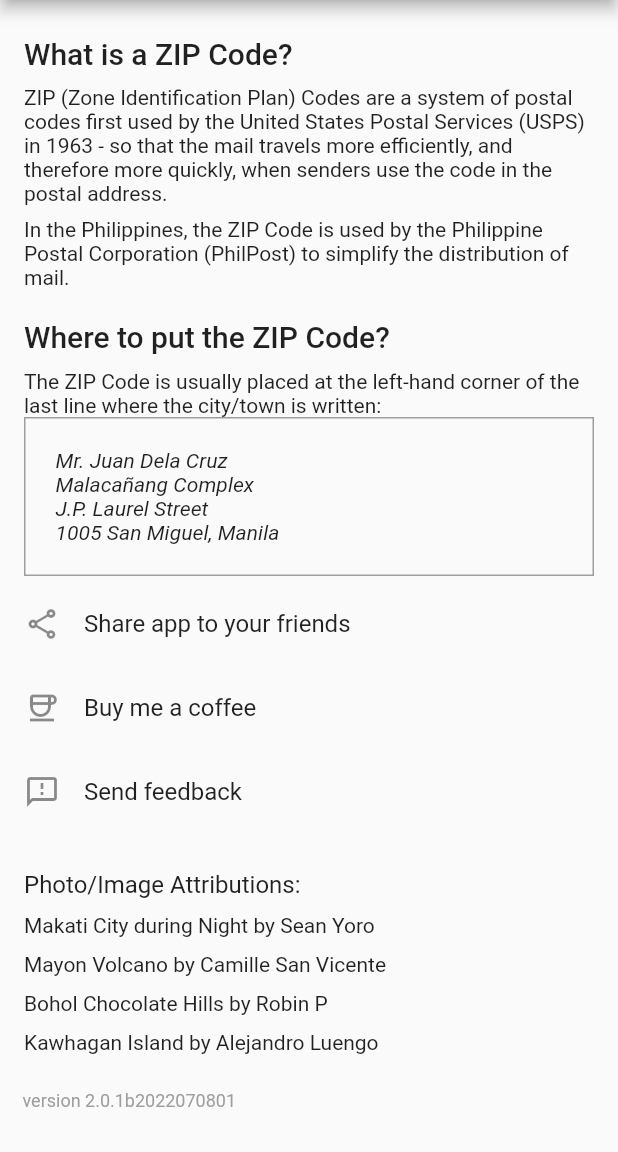
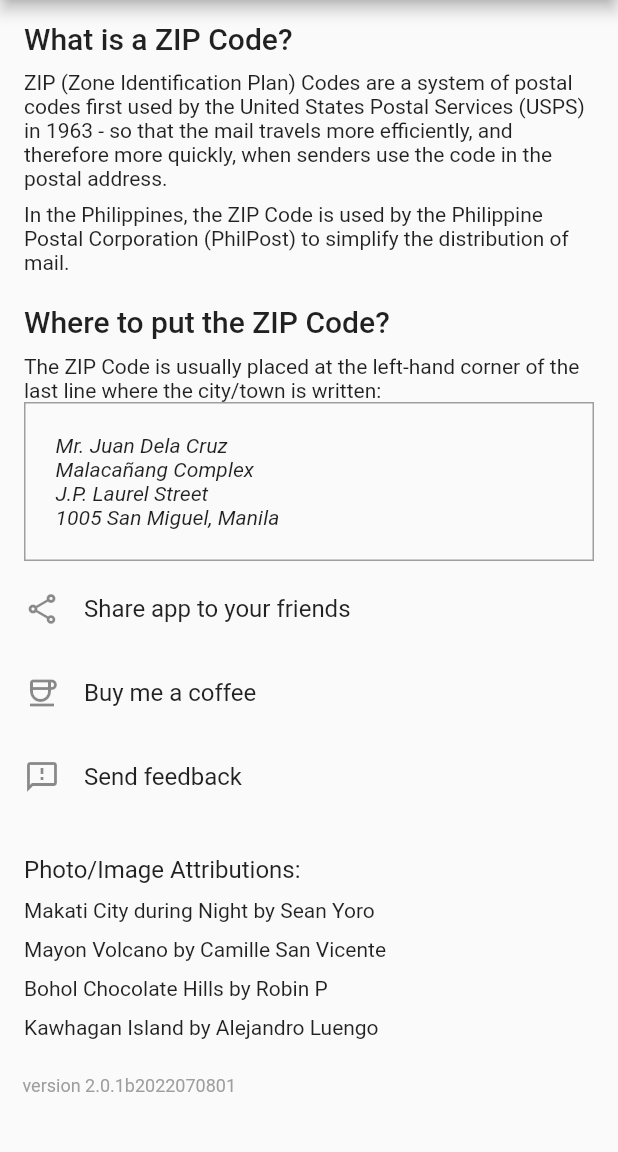
Before and after one commit to reddvid/zipcodeph_flutter, a Flutter app: the AboutPage screen opened directly, on a phone screen of 412 x 824 dp, the part 84-1236 px from its top. Run offline on Flutter 3.47's test engine with Material 2 defaults, Android fonts, the phone set to English and light mode, and no system bars; our stand-ins replace package_info_plus, share_plus, sqflite; missing offline and left inert: flutter_search_bar; accounts and stored records are empty.

Commit message:
Began refactor about screen

```diff
--- a/lib/screens/about_screen.dart
+++ b/lib/screens/about_screen.dart
@@ -11,13 +11,7 @@ class AboutPage extends StatefulWidget {
 }
 
 class _AboutPageState extends State<AboutPage> with RouteAware {
-  PackageInfo _packageInfo = PackageInfo(
-    appName: 'Unknown',
-    packageName: 'Unknown',
-    version: 'Unknown',
-    buildNumber: 'Unknown',
-    buildSignature: 'Unknown',
-  );
+  late PackageInfo _packageInfo;
 
   @override
   void initState() {
@@ -35,33 +29,32 @@ class _AboutPageState extends State<AboutPage> with RouteAware {
   @override
   Widget build(BuildContext context) {
     return Scaffold(
-        appBar: AppBar(title: const Text("Help & About")),
-        body: ListView.separated(
-            itemCount: 1,
-            separatorBuilder: (context, index) => const Divider(
-                  color: Colors.black,
+        appBar: AppBar(
+          title: const Text("Help & About"),
         ),
-            itemBuilder: (context, index) => Column(
+        body: SingleChildScrollView(
+          padding: const EdgeInsets.only(top: 10.0),
+          child: Column(
             crossAxisAlignment: CrossAxisAlignment.start,
             children: [
-                    const SizedBox(
-                      height: 20,
-                    ),
               ListTile(
                 title: Column(
                   crossAxisAlignment: CrossAxisAlignment.start,
                   children: [
                     Padding(
-                            padding: const EdgeInsets.only(bottom: 10),
+                      padding: const EdgeInsets.only(bottom: 10.0),
                       child: Text(
                         "What is a ZIP Code?",
                         style: Theme.of(context).textTheme.headline6,
-                            )),
+                      ),
+                    ),
                     Text(
                       "ZIP (Zone Identification Plan) Codes are a system of postal codes first used by the United States Postal Services (USPS) in 1963 - so that the mail travels more efficiently, and therefore more quickly, when senders use the code in the postal address.",
-                            style: Theme.of(context).textTheme.bodyMedium),
+                      style: Theme.of(context).textTheme.bodyMedium,
+                    ),
                   ],
-                    )),
+                ),
+              ),
               ListTile(
                   title: Column(
                       crossAxisAlignment: CrossAxisAlignment.start,
@@ -95,26 +88,22 @@ class _AboutPageState extends State<AboutPage> with RouteAware {
                           Text(
                             "Mr. Juan Dela Cruz",
                             style: TextStyle(
-                                      fontSize: 14,
-                                      fontStyle: FontStyle.italic),
+                                fontSize: 14, fontStyle: FontStyle.italic),
                           ),
                           Text(
                             "Malacañang Complex",
                             style: TextStyle(
-                                      fontSize: 14,
-                                      fontStyle: FontStyle.italic),
+                                fontSize: 14, fontStyle: FontStyle.italic),
                           ),
                           Text(
                             "J.P. Laurel Street",
                             style: TextStyle(
-                                      fontSize: 14,
-                                      fontStyle: FontStyle.italic),
+                                fontSize: 14, fontStyle: FontStyle.italic),
                           ),
                           Text(
                             "1005 San Miguel, Manila",
                             style: TextStyle(
-                                      fontSize: 14,
-                                      fontStyle: FontStyle.italic),
+                                fontSize: 14, fontStyle: FontStyle.italic),
                           )
                         ],
                       ),
@@ -222,11 +211,11 @@ class _AboutPageState extends State<AboutPage> with RouteAware {
                         _packageInfo.version +
                         "b" +
                         _packageInfo.buildNumber,
-                          style: const TextStyle(
-                              fontSize: 12.0, color: Colors.grey),
+                    style: const TextStyle(fontSize: 12.0, color: Colors.grey),
                   ))
             ],
-                )));
+          ),
+        ));
   }
 
   void _launchUrl(String url) async {
```
Lines whose indentation alone changed are shown as unchanged.
